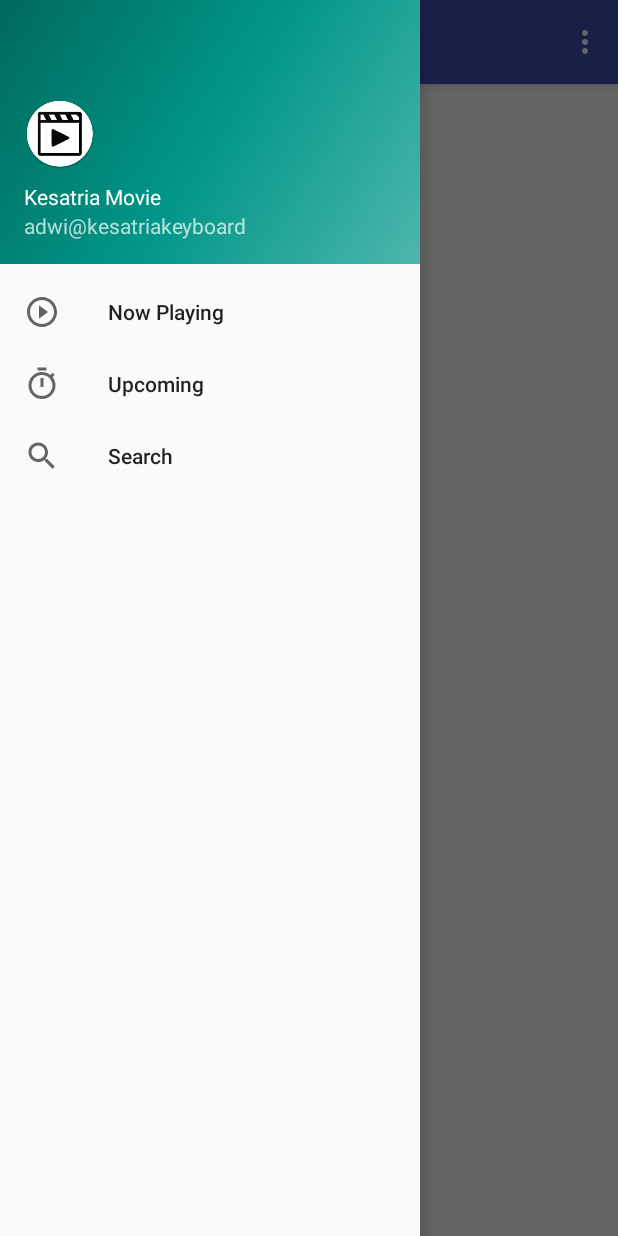
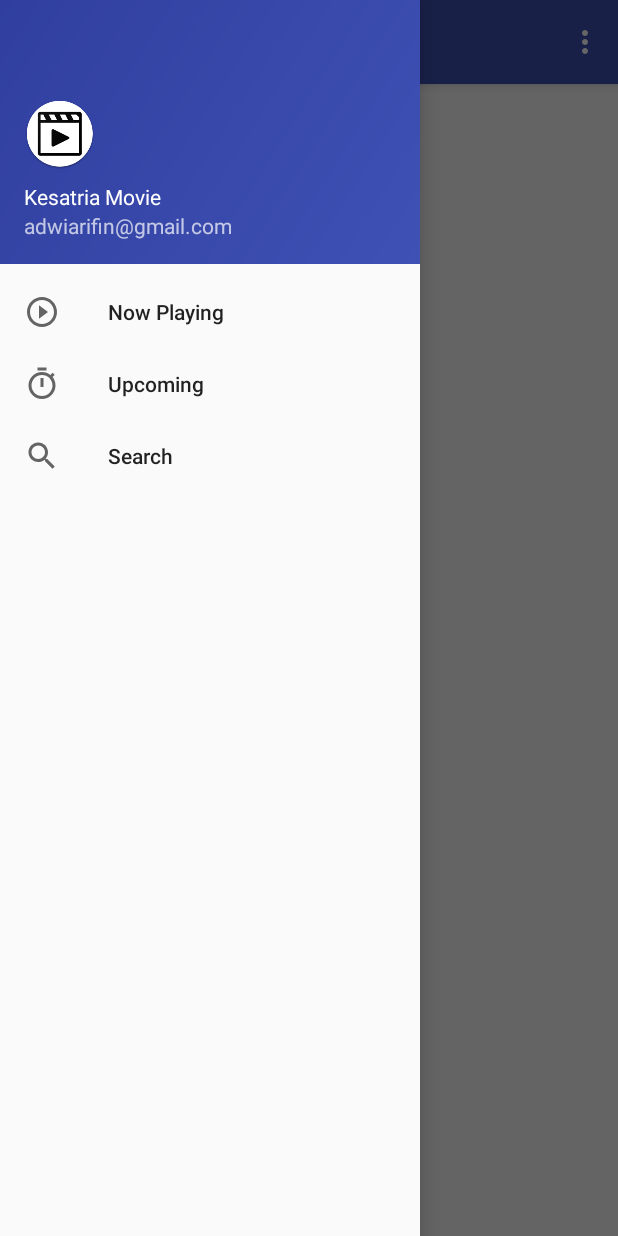
Before and after one commit to adwiarifin/KesatriaMovie, an Android app: the screen it shows after launch (MainActivity), with the side drawer open, on a phone screen of 412 x 824 dp. Run offline under Robolectric (Android 15) with nearby library versions, the phone set to English and light mode, and no system bars; our stand-ins replace ButterKnife, Picasso; libraries missing offline, so code that uses them is left out: com.loopj.android, cz.msebera.android; pictures from the network do not load; 2 statements that could not run were skipped.

Commit message:
change drawer configuration (color, text, etc)

```diff
--- a/app/src/main/res/drawable/side_nav_bar.xml
+++ b/app/src/main/res/drawable/side_nav_bar.xml
@@ -2,8 +2,7 @@
     android:shape="rectangle">
     <gradient
         android:angle="135"
-        android:centerColor="#009688"
-        android:endColor="#00695C"
-        android:startColor="#4DB6AC"
+        android:endColor="@color/colorPrimaryDark"
+        android:startColor="@color/colorPrimary"
         android:type="linear" />
 </shape>
--- a/app/src/main/res/values/strings.xml
+++ b/app/src/main/res/values/strings.xml
@@ -16,7 +16,7 @@
     <string name="navigation_drawer_open">Open navigation drawer</string>
     <string name="navigation_drawer_close">Close navigation drawer</string>
     <string name="nav_header_title">Kesatria Movie</string>
-    <string name="nav_header_subtitle">adwi@kesatriakeyboard</string>
+    <string name="nav_header_subtitle">adwiarifin@gmail.com</string>
     <string name="nav_header_desc">Kesatria Movie</string>
     <string name="action_settings">Settings</string>
 
```
Also changed, not shown: 1 other file.
